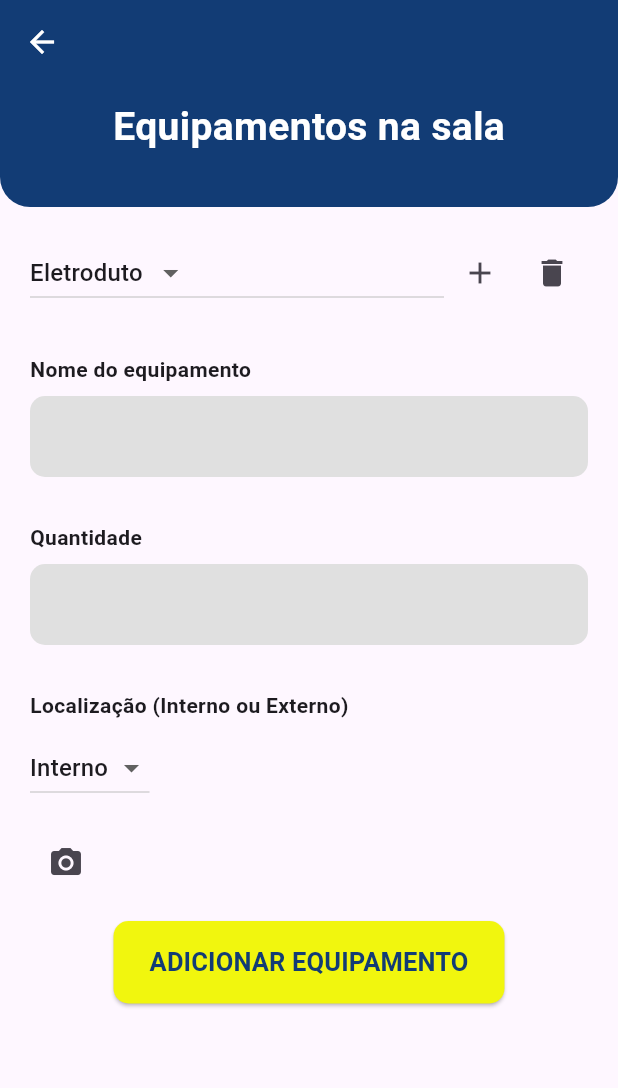
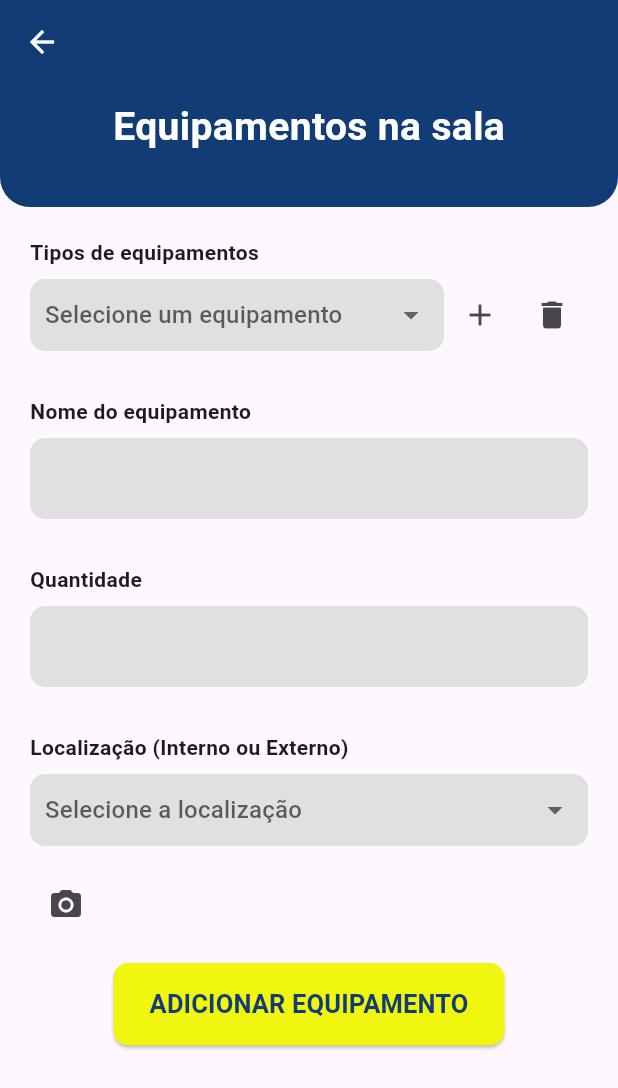
Before and after one commit to ResidenciaTICBrisa/T2G3-Sistema-Instalacao-Eletrica, a Flutter app: the AddEquipmentScreen screen opened directly with empty values, on a phone screen of 412 x 824 dp. Shown: the top 1088 px of the screen. Run offline on Flutter 3.47's test engine with Material 3 defaults, Android fonts, the phone set to English and light mode, and no system bars; our stand-ins replace cookie_jar, geolocator, get, google_maps_flutter, image_picker, video_player; missing offline and left inert: http_interceptor; accounts and stored records are empty.

Commit message:
Tratamento de erros e alterações visuais

```diff
--- a/frontend/sige_ie/lib/core/feature/manage/addEquipmentScreen.dart
+++ b/frontend/sige_ie/lib/core/feature/manage/addEquipmentScreen.dart
@@ -39,7 +39,12 @@ class _AddEquipmentScreenState extends State<AddEquipmentScreen> {
   String? _selectedType;
   String? _selectedLocation;
 
-  List<String> equipmentTypes = ['Eletroduto', 'Eletrocalha', 'Dimensão'];
+  List<String> equipmentTypes = [
+    'Selecione um equipamento',
+    'Eletroduto',
+    'Eletrocalha',
+    'Dimensão'
+  ];
 
   @override
   void dispose() {
@@ -179,19 +184,30 @@ class _AddEquipmentScreenState extends State<AddEquipmentScreen> {
               child: Column(
                 crossAxisAlignment: CrossAxisAlignment.start,
                 children: <Widget>[
+                  const Text('Tipos de equipamentos',
+                      style:
+                          TextStyle(fontWeight: FontWeight.bold, fontSize: 14)),
+                  const SizedBox(height: 8),
                   Row(
                     children: [
                       Expanded(
-                        child: _buildDropdown(
+                        flex: 4,
+                        child: _buildStyledDropdown(
                           items: equipmentTypes,
                           value: _selectedType,
                           onChanged: (newValue) {
+                            if (newValue != 'Selecione um equipamento') {
                               setState(() {
                                 _selectedType = newValue;
                               });
+                            }
                           },
                         ),
                       ),
+                      Expanded(
+                        flex: 0,
+                        child: Row(
+                          children: [
                             IconButton(
                               icon: const Icon(Icons.add),
                               onPressed: _addNewEquipmentType,
@@ -199,6 +215,9 @@ class _AddEquipmentScreenState extends State<AddEquipmentScreen> {
                             IconButton(
                               icon: const Icon(Icons.delete),
                               onPressed: _deleteEquipmentType,
+                            ),
+                          ],
+                        ),
                       ),
                     ],
                   ),
@@ -249,13 +268,19 @@ class _AddEquipmentScreenState extends State<AddEquipmentScreen> {
                       style:
                           TextStyle(fontWeight: FontWeight.bold, fontSize: 14)),
                   const SizedBox(height: 8),
-                  _buildDropdown(
-                    items: const ['Interno', 'Externo'],
+                  _buildStyledDropdown(
+                    items: const [
+                      'Selecione a localização',
+                      'Interno',
+                      'Externo'
+                    ],
                     value: _selectedLocation,
                     onChanged: (newValue) {
+                      if (newValue != 'Selecione a localização') {
                         setState(() {
                           _selectedLocation = newValue;
                         });
+                      }
                     },
                   ),
                   const SizedBox(height: 15),
@@ -324,21 +349,31 @@ class _AddEquipmentScreenState extends State<AddEquipmentScreen> {
     );
   }
 
-  Widget _buildDropdown({
+  Widget _buildStyledDropdown({
     required List<String> items,
     String? value,
     required Function(String?) onChanged,
   }) {
-    String dropdownValue = value ?? items.first;
-    return DropdownButton<String>(
-      value: dropdownValue,
+    return Container(
+      decoration: BoxDecoration(
+        color: Colors.grey[300],
+        borderRadius: BorderRadius.circular(10),
+      ),
+      padding: const EdgeInsets.symmetric(horizontal: 10),
+      child: DropdownButton<String>(
+        hint: Text(items.first),
+        value: value,
+        isExpanded: true,
+        underline: Container(),
         onChanged: onChanged,
         items: items.map<DropdownMenuItem<String>>((String value) {
           return DropdownMenuItem<String>(
             value: value,
             child: Text(value),
+            enabled: value != items.first,
           );
         }).toList(),
+      ),
     );
   }
 }
--- a/frontend/sige_ie/lib/core/feature/manage/manageEquipmentScreen.dart
+++ b/frontend/sige_ie/lib/core/feature/manage/manageEquipmentScreen.dart
@@ -22,6 +22,7 @@ class ViewEquipmentScreen extends StatefulWidget {
 class _ViewEquipmentScreenState extends State<ViewEquipmentScreen> {
   String? _selectedEquipment;
   List<String> equipmentList = [
+    'Selecione um equipamento',
     'Eletroduto',
     'Eletrocalha',
     'Dimensão',
@@ -86,7 +87,7 @@ class _ViewEquipmentScreenState extends State<ViewEquipmentScreen> {
               child: Column(
                 crossAxisAlignment: CrossAxisAlignment.start,
                 children: [
-                  const Text('Equipamentos',
+                  const Text('Tipos de equipamentos',
                       style:
                           TextStyle(fontWeight: FontWeight.bold, fontSize: 14)),
                   const SizedBox(height: 8),
@@ -99,18 +100,22 @@ class _ViewEquipmentScreenState extends State<ViewEquipmentScreen> {
                         const EdgeInsets.symmetric(horizontal: 12, vertical: 4),
                     child: DropdownButtonHideUnderline(
                       child: DropdownButton<String>(
+                        hint: const Text('Selecione um equipamento'),
                         value: _selectedEquipment,
                         isExpanded: true,
                         onChanged: (newValue) {
-                          setState(() {
-                            _selectedEquipment = newValue;
-                          });
+                          if (newValue != 'Selecione um equipamento') {
+                            setState(() {
+                              _selectedEquipment = newValue;
+                            });
+                          }
                         },
                         items: equipmentList.map((String equipment) {
                           return DropdownMenuItem<String>(
                             value: equipment,
                             child: Text(equipment,
-                                style: const TextStyle(color: Colors.black)),
+                                style: const TextStyle(color: Colors.black54)),
+                            enabled: equipment != 'Selecione um equipamento',
                           );
                         }).toList(),
                         dropdownColor: Colors.grey[300],
```
Also changed, not shown: frontend/sige_ie/lib/places/data/place_service.dart (+29 -1 lines). Lines whose indentation alone changed are shown as unchanged.
